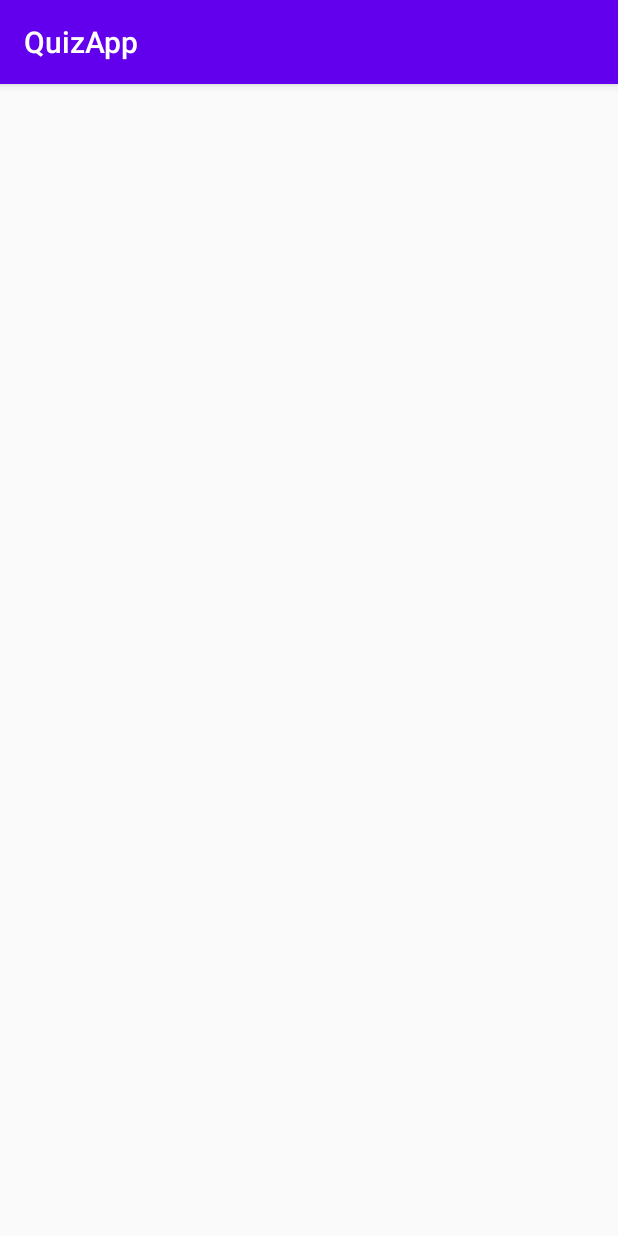
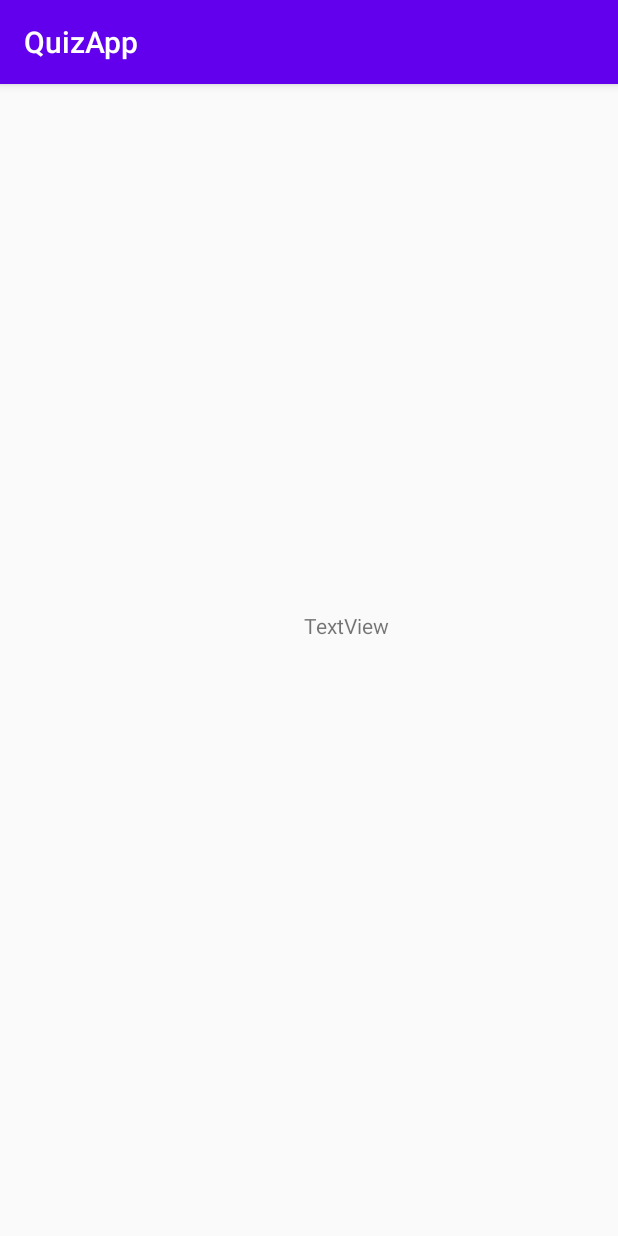
Before and after one commit to bhoomichotaliya/QuizApp, an Android app: the screen it shows after launch (MainActivity), on a phone screen of 412 x 824 dp. Run offline under Robolectric (Android 15) with nearby library versions, the phone set to English and light mode, and no system bars.

Commit message:
first Commmit

```diff
--- a/app/src/main/res/layout/activity_main.xml
+++ b/app/src/main/res/layout/activity_main.xml
@@ -4,4 +4,19 @@
     xmlns:tools="http://schemas.android.com/tools"
     android:layout_width="match_parent"
     android:layout_height="match_parent"
-    tools:context=".MainActivity"/>
+    tools:context=".MainActivity">
+
+    <TextView
+        android:id="@+id/textView"
+        android:layout_width="wrap_content"
+        android:layout_height="wrap_content"
+        android:layout_marginStart="202dp"
+        android:layout_marginTop="333dp"
+        android:layout_marginEnd="152dp"
+        android:layout_marginBottom="379dp"
+        android:text="TextView"
+        app:layout_constraintBottom_toBottomOf="parent"
+        app:layout_constraintEnd_toEndOf="parent"
+        app:layout_constraintStart_toStartOf="parent"
+        app:layout_constraintTop_toTopOf="parent" />
+</androidx.constraintlayout.widget.ConstraintLayout>
```
